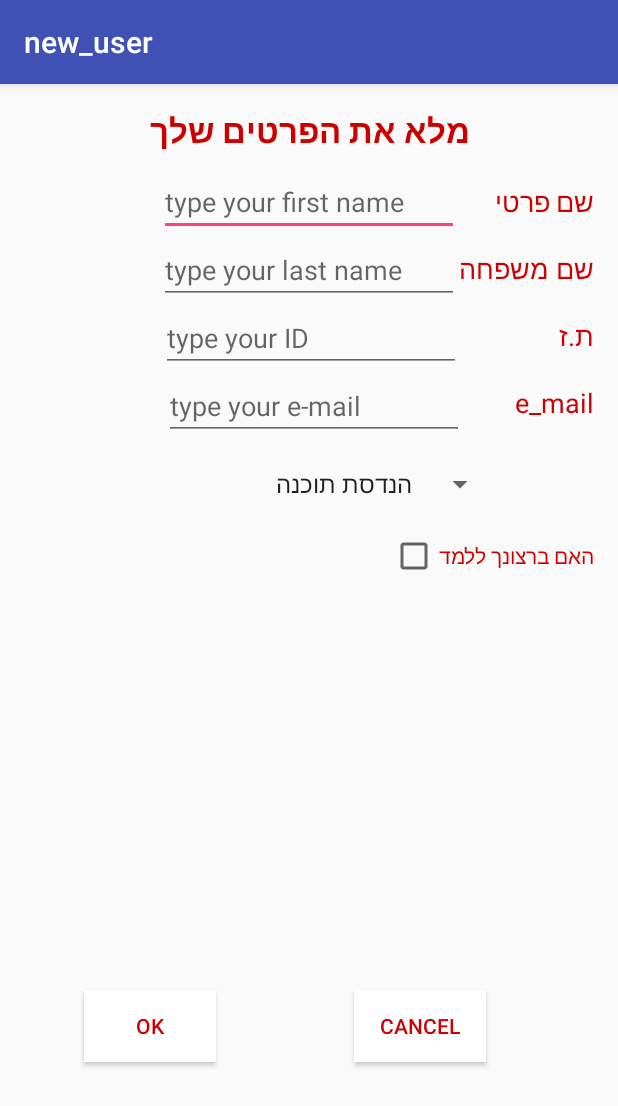
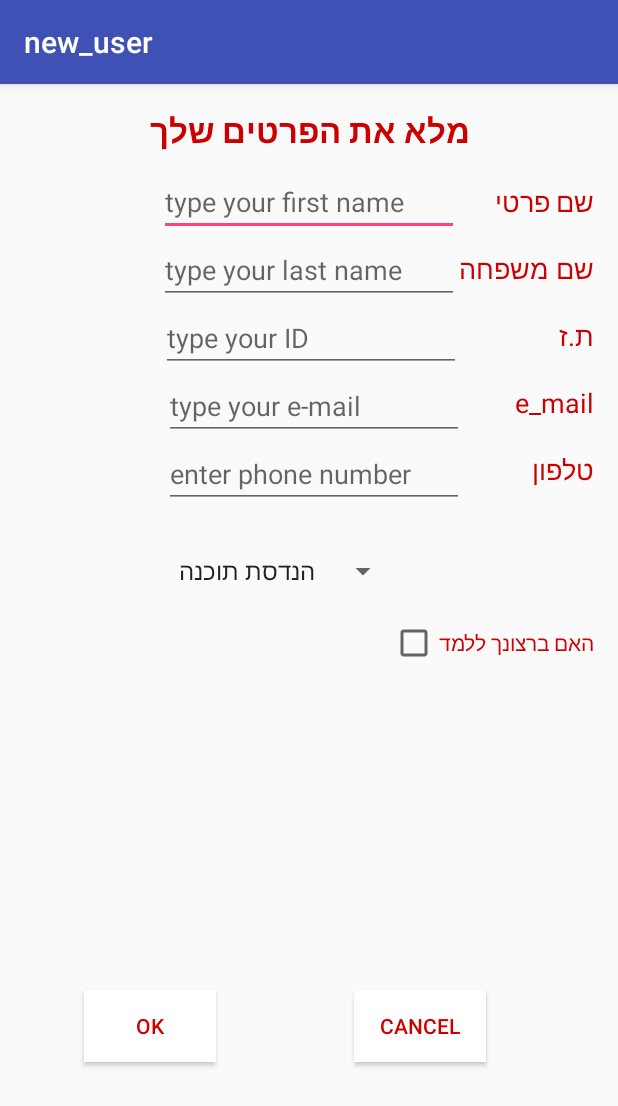
Before and after one commit to dadise/Student2Student, an Android app: the new_user screen opened directly, with no data from a screen before it, on a phone screen of 412 x 824 dp. Shown: the top 1106 px of the screen. Run offline under Robolectric (Android 15) with nearby library versions, the phone set to English and light mode, and no system bars.

Commit message:
fixing the result page. adding phone fieled to student. adding alert with posebilities to call, sms and sending mail. changing in the exist page userName -> email.  fixing the login of the exist user.

```diff
--- a/app/src/main/AndroidManifest.xml
+++ b/app/src/main/AndroidManifest.xml
@@ -2,7 +2,8 @@
 <manifest xmlns:android="http://schemas.android.com/apk/res/android"
     package="com.example.student2student">
 
-    <uses-permission android:name="android.permission.INTERNET"></uses-permission>
+    <uses-permission android:name="android.permission.INTERNET"/>
+    <uses-permission android:name="android.permission.CALL_PHONE" />
 
     <application
         android:allowBackup="true"
--- a/app/src/main/java/com/example/student2student/new_user.java
+++ b/app/src/main/java/com/example/student2student/new_user.java
@@ -33,6 +33,7 @@ public class new_user extends AppCompatActivity {
     EditText firstNameInput;
     EditText lastNameInput;
     EditText IDInput;
+    EditText phone;
     EditText emailInput;
     CheckBox isTeach;
     Spinner s;
@@ -58,7 +59,7 @@ public class new_user extends AppCompatActivity {
         emailInput = (EditText) findViewById(R.id.e_mailInput);
         s = (Spinner) findViewById(R.id.line_of_business);
         isTeach = (CheckBox) findViewById(R.id.teatcingCheckBox);
-
+        phone = (EditText) findViewById(R.id.phone);
 
     }
 
@@ -74,7 +75,7 @@ public class new_user extends AppCompatActivity {
         } else {
             teaching = "0";
         }
-        student = new student(firstNameInput.getText().toString(), lastNameInput.getText().toString(), IDInput.getText().toString(), emailInput.getText().toString(), s.getSelectedItem().toString(), teaching, teach, learn, grade);
+        student = new student(firstNameInput.getText().toString(), lastNameInput.getText().toString(), IDInput.getText().toString(), emailInput.getText().toString(), s.getSelectedItem().toString(), teaching, teach, learn, grade,phone.getText().toString());
 
         insertStudent = new insert_student(this, getApplicationContext(), getTaskId());
         insertStudent.setInterface(new ArraylistQueryInterface() {
@@ -137,8 +138,7 @@ public class new_user extends AppCompatActivity {
         i.putExtra("email", email);
         i.putExtra("line of business", lob);
         i.putExtra("to teach", toTeach);
-
-
+        i.putExtra("phone",phone.getText().toString());
     }
 
     public void toMain(View view) {
--- a/app/src/main/res/layout/content_new_user.xml
+++ b/app/src/main/res/layout/content_new_user.xml
@@ -14,156 +14,177 @@
 
 
     <TextView
+        android:id="@+id/headlineText"
         android:layout_width="wrap_content"
         android:layout_height="wrap_content"
-        android:textAppearance="?android:attr/textAppearanceLarge"
-        android:text="@string/headlineText"
-        android:id="@+id/headlineText"
         android:layout_alignParentTop="true"
         android:layout_centerHorizontal="true"
-        android:textStyle="bold"
-        android:textColor="@color/red"/>
+        android:text="@string/headlineText"
+        android:textAppearance="?android:attr/textAppearanceLarge"
+        android:textColor="@color/red"
+        android:textStyle="bold" />
 
     <TextView
+        android:id="@+id/firstName"
         android:layout_width="wrap_content"
         android:layout_height="wrap_content"
+        android:layout_alignParentRight="true"
+        android:layout_below="@+id/headlineText"
+        android:layout_marginTop="20dp"
+        android:text="@string/first_name"
         android:textAppearance="?android:attr/textAppearanceMedium"
-        android:text="@string/first_name"
-        android:id="@+id/firstName"
-        android:layout_below="@+id/headlineText"
-        android:layout_alignParentRight="true"
-        android:layout_marginTop="20dp"
 
-        android:textColor="@color/red"/>
+        android:textColor="@color/red" />
 
     <EditText
+        android:id="@+id/firstNameInput"
         android:layout_width="wrap_content"
         android:layout_height="wrap_content"
-        android:id="@+id/firstNameInput"
         android:layout_below="@+id/headlineText"
+        android:layout_marginRight="23dp"
+        android:layout_marginTop="10dp"
         android:layout_toLeftOf="@+id/firstName"
-        android:layout_marginTop="10dp"
-        android:layout_marginRight="23dp"
         android:width="200dp"
-        android:hint="type your first name"/>
+        android:hint="type your first name" />
 
     <TextView
+        android:id="@+id/lastNameText"
         android:layout_width="wrap_content"
         android:layout_height="wrap_content"
+        android:layout_alignParentRight="true"
+        android:layout_below="@+id/firstName"
+        android:layout_marginTop="20dp"
+        android:text="@string/last_name"
         android:textAppearance="?android:attr/textAppearanceMedium"
-        android:text="@string/last_name"
-        android:id="@+id/lastNameText"
-        android:layout_below="@+id/firstName"
-        android:layout_alignParentRight="true"
-        android:layout_marginTop="20dp"
-        android:textColor="@color/red"/>
+        android:textColor="@color/red" />
 
     <TextView
+        android:id="@+id/id"
         android:layout_width="wrap_content"
         android:layout_height="wrap_content"
+        android:layout_alignParentRight="true"
+        android:layout_below="@+id/lastNameText"
+        android:layout_marginTop="20dp"
+        android:text="@string/id"
         android:textAppearance="?android:attr/textAppearanceMedium"
-        android:text="@string/id"
-        android:id="@+id/id"
-        android:layout_below="@+id/lastNameText"
-        android:layout_alignParentRight="true"
-        android:layout_marginTop="20dp"
-        android:textColor="@color/red"/>
+        android:textColor="@color/red" />
 
     <TextView
+        android:id="@+id/Email"
         android:layout_width="wrap_content"
         android:layout_height="wrap_content"
+        android:layout_alignParentRight="true"
+        android:layout_below="@+id/id"
+        android:layout_marginTop="20dp"
+        android:text="@string/e_mail"
         android:textAppearance="?android:attr/textAppearanceMedium"
-        android:text="@string/e_mail"
-        android:id="@+id/Email"
-        android:layout_below="@+id/id"
-        android:layout_alignParentRight="true"
-        android:layout_marginTop="20dp"
-        android:textColor="@color/red"/>
+        android:textColor="@color/red" />
 
     <EditText
+        android:id="@+id/lastnameInput"
         android:layout_width="wrap_content"
         android:layout_height="wrap_content"
-        android:id="@+id/lastnameInput"
         android:layout_below="@+id/firstNameInput"
+        android:layout_marginLeft="20dp"
+        android:layout_marginTop="0dp"
         android:layout_toLeftOf="@+id/lastNameText"
         android:width="200dp"
-        android:layout_marginLeft="20dp"
-        android:layout_marginTop="0dp"
-        android:hint="type your last name"/>
+        android:hint="type your last name" />
 
     <EditText
+        android:id="@+id/IDInput"
         android:layout_width="wrap_content"
         android:layout_height="wrap_content"
-        android:id="@+id/IDInput"
+        android:layout_below="@+id/lastnameInput"
+        android:layout_marginRight="65dp"
+        android:layout_toLeftOf="@+id/id"
+        android:width="200dp"
+        android:digits="0123456789"
+        android:hint="type your ID"
         android:inputType="number"
-        android:maxLength="9"
-        android:digits="0123456789"
-        android:layout_below="@+id/lastnameInput"
-        android:layout_toLeftOf="@+id/id"
-        android:layout_marginRight="65dp"
-        android:width="200dp"
-        android:hint="type your ID"/>
+        android:maxLength="9" />
 
     <EditText
+        android:id="@+id/e_mailInput"
         android:layout_width="wrap_content"
         android:layout_height="wrap_content"
-        android:inputType="textEmailAddress"
+        android:layout_below="@+id/IDInput"
+        android:layout_marginRight="20dp"
+        android:layout_toLeftOf="@+id/firstName"
+        android:width="200dp"
         android:ems="10"
-        android:id="@+id/e_mailInput"
-        android:layout_below="@+id/IDInput"
-        android:layout_toLeftOf="@+id/firstName"
-        android:layout_marginRight="20dp"
+        android:hint="type your e-mail"
+        android:inputType="textEmailAddress" />
+
+
+    <TextView
+        android:id="@+id/phoneText"
+        android:layout_width="wrap_content"
+        android:layout_height="wrap_content"
+        android:layout_alignParentRight="true"
+        android:layout_below="@+id/Email"
+        android:layout_marginTop="20dp"
+        android:text="@string/phone"
+        android:textAppearance="?android:attr/textAppearanceMedium"
+        android:textColor="@color/red" />
+
+    <EditText
+        android:id="@+id/phone"
+        android:layout_width="wrap_content"
+        android:layout_height="wrap_content"
+        android:layout_below="@+id/e_mailInput"
+        android:layout_marginRight="45dp"
+        android:layout_toLeftOf="@id/phoneText"
         android:width="200dp"
-        android:hint="type your e-mail"/>
+        android:digits="1234567890"
+        android:hint="enter phone number"
+        android:inputType="phone"
+        android:maxLength="10" />
 
 
     <Spinner
+        android:id="@+id/line_of_business"
         android:layout_width="wrap_content"
         android:layout_height="wrap_content"
-        android:id="@+id/line_of_business"
-        android:layout_centerVertical="true"
-        android:layout_centerHorizontal="true"
-        android:layout_below="@+id/Email"
+        android:layout_below="@id/phone"
         android:layout_marginTop="30dp"
-        android:layout_marginLeft="20dp"
-        android:entries="@array/line_of_business_list"/>
+        android:entries="@array/line_of_business_list" />
 
     <CheckBox
+        android:id="@+id/teatcingCheckBox"
         android:layout_width="wrap_content"
         android:layout_height="wrap_content"
+        android:layout_alignParentRight="true"
+        android:layout_below="@+id/line_of_business"
+        android:layout_marginTop="20dp"
         android:text="@string/teach_checkBox"
-        android:id="@+id/teatcingCheckBox"
-        android:layout_below="@+id/line_of_business"
-        android:layout_alignParentRight="true"
-        android:layout_marginTop="20dp"
-        android:textColor="@color/red"
-        />
+        android:textColor="@color/red" />
 
     <Button
+        android:id="@+id/ok_button"
         android:layout_width="wrap_content"
         android:layout_height="wrap_content"
-        android:text="@string/ok_button"
-        android:id="@+id/ok_button"
-        android:textColor="@color/red"
+        android:layout_alignParentBottom="true"
+        android:layout_alignParentLeft="true"
+        android:layout_marginBottom="100dp"
+        android:layout_marginLeft="40dp"
         android:background="@color/white"
         android:onClick="toWhichToTeach"
-        android:layout_alignParentLeft="true"
-        android:layout_alignParentBottom="true"
-        android:layout_marginBottom="100dp"
-        android:layout_marginLeft="40dp"/>
+        android:text="@string/ok_button"
+        android:textColor="@color/red" />
 
     <Button
+        android:id="@+id/cancel_button"
         android:layout_width="wrap_content"
         android:layout_height="wrap_content"
-        android:text="@string/cancel_button"
-        android:id="@+id/cancel_button"
-        android:textColor="@color/red"
+        android:layout_alignParentBottom="true"
+        android:layout_alignParentLeft="true"
+        android:layout_marginBottom="100dp"
+        android:layout_marginLeft="220dp"
         android:background="@color/white"
         android:onClick="toMain"
-        android:layout_marginBottom="100dp"
-        android:layout_marginLeft="220dp"
-        android:layout_alignParentLeft="true"
-        android:layout_alignParentBottom="true" />
+        android:text="@string/cancel_button"
+        android:textColor="@color/red" />
 
 
 </RelativeLayout>
--- a/app/src/main/res/values/strings.xml
+++ b/app/src/main/res/values/strings.xml
@@ -10,6 +10,7 @@
     <string name="last_name"> שם משפחה </string>
     <string name="id"> ת.ז </string>
     <string name="e_mail">e_mail</string>
+    <string name="phone">טלפון</string>
     <string name="teach_checkBox">האם ברצונך ללמד</string>
     <string name="ok_button">ok</string>
     <string name="cancel_button">cancel</string>
```
Also changed, not shown: app/src/main/java/com/example/student2student/ResultListAdapter.java (+84 -7 lines), app/src/main/java/com/example/student2student/exist_user.java (+46 -19 lines), app/src/main/java/com/example/student2student/query_task/ImportUserInterface.java (added, +8 -0 lines), app/src/main/java/com/example/student2student/query_task/delete_learn_to_student.java (+5 -7 lines), app/src/main/java/com/example/student2student/query_task/delete_teach_to_student.java (+16 -15 lines), app/src/main/java/com/example/student2student/query_task/import_user.java (added, +101 -0 lines), app/src/main/java/com/example/student2student/query_task/insert_student.java (+2 -5 lines), app/src/main/java/com/example/student2student/query_task/matching.java (+10 -10 lines), app/src/main/java/com/example/student2student/result.java (+61 -11 lines), app/src/main/java/com/example/student2student/student.java (+91 -14 lines), app/src/main/java/com/example/student2student/which_to_learn.java (+4 -5 lines), app/src/main/java/com/example/student2student/which_to_teach.java (+5 -10 lines), app/src/main/res/layout/content_exist_user.xml (+5 -4 lines), app/src/main/res/layout/resultitems.xml (+6 -6 lines).
